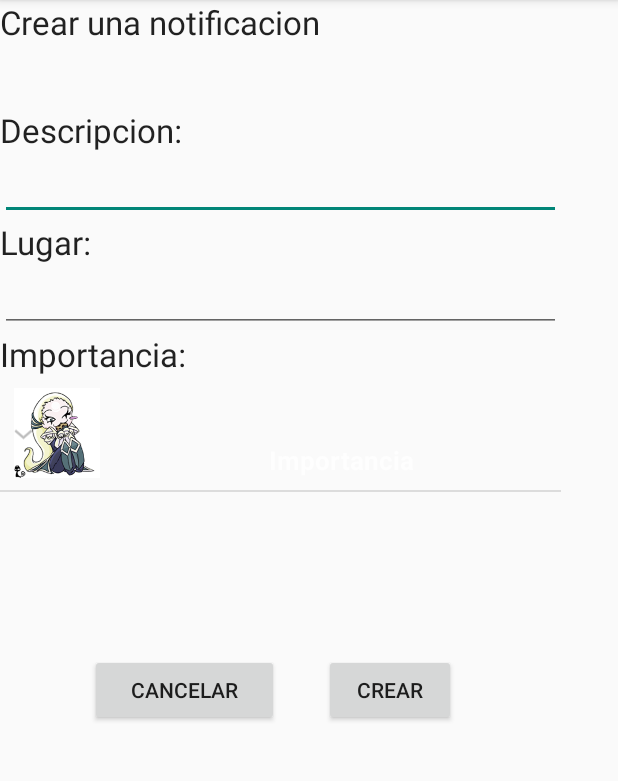
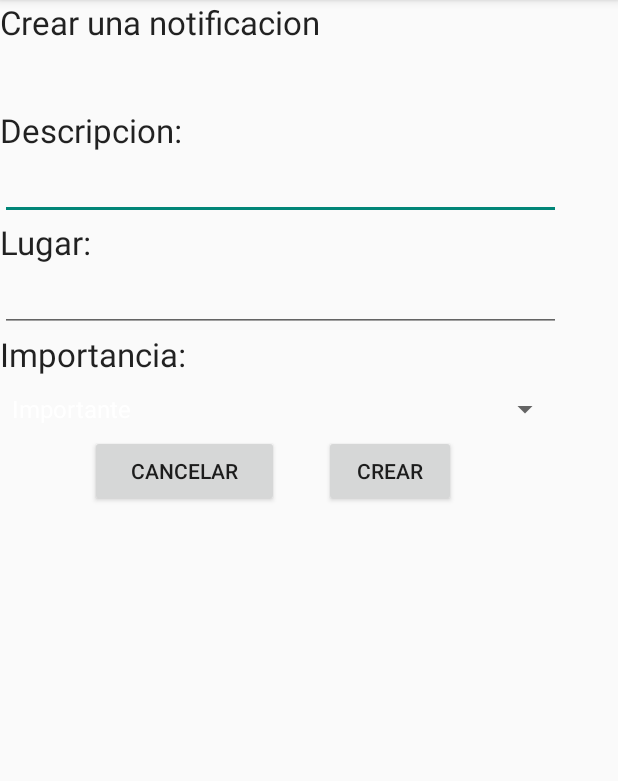
Before and after one commit to Universus/Universus, an Android app: the fragment NotificacionCrearFragment shown on its own in the app's theme, on a phone screen of 412 x 824 dp, the part 84-865 px from its top. Run offline under Robolectric (Android 15) with nearby library versions, the phone set to English and light mode, and no system bars.

Commit message:
Agregando Listeners para la creacion de Notificaciones

```diff
--- a/app/src/main/java/app/universus/AreaDeNotificacion/IconosImportanciaAdapter.java
+++ b/app/src/main/java/app/universus/AreaDeNotificacion/IconosImportanciaAdapter.java
@@ -58,12 +58,9 @@ public class IconosImportanciaAdapter extends BaseExpandableListAdapter {
 
             TextView descripcion = (TextView) convertView
                     .findViewById(R.id.elemento__descripcionr);
-
             descripcion.setText(hijo.getDescipcion());
-
             ImageView imagen = (ImageView) convertView
                     .findViewById(R.id.elemento__imagen);
-
             imagen.setImageResource(hijo.getPath());
             return convertView;
         }
@@ -98,16 +95,13 @@ public class IconosImportanciaAdapter extends BaseExpandableListAdapter {
                         .getSystemService(Context.LAYOUT_INFLATER_SERVICE);
                 convertView = infalInflater.inflate(R.layout.elemento_view, null);
             }
-
             TextView descriocion = (TextView) convertView
                     .findViewById(R.id.elemento__descripcionr);
             descriocion .setTypeface(null, Typeface.BOLD);
             descriocion .setText(padre.getDescipcion());
-
             ImageView imagen = (ImageView) convertView
                     .findViewById(R.id.elemento__imagen);
             imagen.setImageResource(padre.getPath());
-
             return convertView;
         }
 
--- a/app/src/main/java/app/universus/AreaDeNotificacion/Notificacion.java
+++ b/app/src/main/java/app/universus/AreaDeNotificacion/Notificacion.java
@@ -1,11 +1,19 @@
 package app.universus.AreaDeNotificacion;
 
 import android.graphics.Bitmap;
+import android.support.annotation.NonNull;
+
+import java.util.ArrayList;
+import java.util.Collection;
+import java.util.Iterator;
+import java.util.List;
+import java.util.ListIterator;
+
 import app.universus.com.universus.R;
 
 public class Notificacion {
-    public static final int IMPORTANTE = R.drawable.importante_icono;
-    public static final int ESTANDAR = R.drawable.estandar_icono;
+    public static final int IMPORTANTE = R.drawable.estandar_icono;
+    public static final int ESTANDAR = R.drawable.importante_icono;
     public static final int RECORDATORIO = R.drawable.recordatorio_icono;
 
 
@@ -36,4 +44,26 @@ public class Notificacion {
     public  String getLugar(){
         return lugar;
     }
+
+    public static List<String> getImportanciaEtiquetas(){
+        List<String> etiquetas = new ArrayList<>();
+        etiquetas.add("Importante");
+        etiquetas.add("Notificacion");
+        etiquetas.add("Sin importancia");
+
+        return etiquetas;
+    }
+
+    public static  int getImportanciaIcono(int posicion){
+        switch (posicion){
+            case 0:
+                return IMPORTANTE;
+            case 1:
+                return ESTANDAR;
+            case 2:
+                return RECORDATORIO;
+            default:
+                return RECORDATORIO;
+        }
+    }
 }
--- a/app/src/main/java/app/universus/Fragments/AlumnoPerfilFragment.java
+++ b/app/src/main/java/app/universus/Fragments/AlumnoPerfilFragment.java
@@ -23,6 +23,8 @@ public class AlumnoPerfilFragment extends Fragment{
     public View onCreateView(LayoutInflater inflater, ViewGroup container,
                              Bundle savedInstanceState) {
         View rootView = inflater.inflate(R.layout.alumno, container, false);
+        TextView nombre = (TextView) rootView.findViewById(R.id.profe);
+        nombre.setText(alumno.getAlias());
         return rootView;
     }
 
--- a/app/src/main/java/app/universus/Fragments/NotificacionCrearFragment.java
+++ b/app/src/main/java/app/universus/Fragments/NotificacionCrearFragment.java
@@ -1,15 +1,19 @@
 package app.universus.Fragments;
 
 import android.graphics.BitmapFactory;
+import android.graphics.Color;
 import android.os.Bundle;
 import android.support.v4.app.Fragment;
 import android.support.v4.app.FragmentManager;
 import android.view.LayoutInflater;
 import android.view.View;
 import android.view.ViewGroup;
+import android.widget.AdapterView;
+import android.widget.ArrayAdapter;
 import android.widget.Button;
 import android.widget.EditText;
 import android.widget.ExpandableListView;
+import android.widget.Spinner;
 import android.widget.TextView;
 import android.widget.Toast;
 
@@ -19,6 +23,8 @@ import java.util.ArrayList;
 import java.util.HashMap;
 import java.util.List;
 
+import javax.xml.parsers.FactoryConfigurationError;
+
 import app.universus.AreaDeNotificacion.IconosImportanciaAdapter;
 import app.universus.AreaDeNotificacion.Notificacion;
 import app.universus.Controllers.AlumnoController;
@@ -27,18 +33,14 @@ import app.universus.Drawer.Elemento;
 import app.universus.Models.*;
 import app.universus.com.universus.R;
 
-public class NotificacionCrearFragment extends Fragment implements View.OnClickListener{
+public class NotificacionCrearFragment extends Fragment implements View.OnClickListener, AdapterView.OnItemSelectedListener {
     public static final String ARG_ARTICLES_NUMBER = "articles_number";
     public static final String TITULO = "titulo";
 
-    private ExpandableListView expandableListViews;
-    private IconosImportanciaAdapter listAdapter;
-
-    private List<Elemento> padres;
-    private HashMap<String, List<Elemento>> opciones;
     View rootView;
     Usuario usuario;
     ViewGroup container;
+    int posicionSeleccion;
 
     public NotificacionCrearFragment() {
     }
@@ -49,31 +51,23 @@ public class NotificacionCrearFragment extends Fragment implements View.OnClickL
         rootView = inflater.inflate(R.layout.notificacion_create_fragment, container, false);
         this.container = container;
 
-        expandableListViews = (ExpandableListView) rootView.findViewById(R.id.notificacion_crear__importancia);
-        if (expandableListViews != null) {
-            agregaOpciones();
-            listAdapter = new IconosImportanciaAdapter(container.getContext(), padres, opciones);
-            expandableListViews.setAdapter(listAdapter);
-        }
+        Spinner spinner = (Spinner) rootView.findViewById(R.id.spinner);
+
+        spinner.setOnItemSelectedListener(this);
+
+        List<String> categories = Notificacion.getImportanciaEtiquetas();
+
+        ArrayAdapter<String> dataAdapter = new ArrayAdapter<String>(container.getContext(),
+                android.R.layout.simple_spinner_item, categories);
+
+        dataAdapter.setDropDownViewResource(android.R.layout.simple_spinner_dropdown_item);
+        spinner.setAdapter(dataAdapter);
 
         Button enviar = (Button) rootView.findViewById(R.id.notificacion_crear__enviar);
         enviar.setOnClickListener(this);
         return rootView;
     }
 
-    private void agregaOpciones(){
-        padres = new ArrayList<>();
-        opciones = new HashMap<>();
-
-        padres.add(new Elemento("Importancia", R.drawable.diana_1));
-
-        List<Elemento> lista = new ArrayList<Elemento>();
-        lista.add(new Elemento("Importante", Notificacion.IMPORTANTE));
-        lista.add(new Elemento("Recordatorio", Notificacion.RECORDATORIO));
-        lista.add(new Elemento("Estandar", Notificacion.ESTANDAR));
-
-        opciones.put(padres.get(0).getDescipcion(), lista);
-    }
 
     public void setUsuario(Usuario usuario){
         this.usuario = usuario;
@@ -109,9 +103,6 @@ public class NotificacionCrearFragment extends Fragment implements View.OnClickL
                     return;
                 }
                 else{
-                    ExpandableListView lista = (ExpandableListView) rootView.findViewById(
-                            R.id.notificacion_crear__importancia);
-                    Elemento elemento = (Elemento) lista.getSelectedItem();
                     EditText lugarEntrada = (EditText) rootView.findViewById(R.id.notificacion_crear__lugar);
                     String lugar;
                     if(lugarEntrada.getText() == null){
@@ -120,11 +111,9 @@ public class NotificacionCrearFragment extends Fragment implements View.OnClickL
                     else{
                         lugar = lugarEntrada.getText().toString();
                     }
-                    if(elemento == null)
-                        elemento = new Elemento("Prueba", Notificacion.ESTANDAR);
                     usuario.addNotificacion(new Notificacion(
-                            BitmapFactory.decodeResource(v.getResources(), R.drawable.diana_1),
-                            descripcion, elemento.getPath(), lugar
+                            BitmapFactory.decodeResource(rootView.getResources(), R.drawable.diana_1),
+                            descripcion, Notificacion.getImportanciaIcono(posicionSeleccion), lugar
                             ));
                     Toast.makeText(v.getContext(), "Notificacion enviada",
                             Toast.LENGTH_SHORT).show();
@@ -133,4 +122,14 @@ public class NotificacionCrearFragment extends Fragment implements View.OnClickL
                 break;
         }
     }
+
+    @Override
+    public void onItemSelected(AdapterView<?> parent, View view, int position, long id) {
+        posicionSeleccion = position;
+    }
+
+    @Override
+    public void onNothingSelected(AdapterView<?> parent) {
+        posicionSeleccion = 0;
+    }
 }
--- /dev/null
+++ b/app/src/main/java/app/universus/Models/Materia.java
@@ -0,0 +1,7 @@
+package app.universus.Models;
+
+public class Materia {
+    public Materia(){
+
+    }
+}
--- a/app/src/main/res/layout/notificacion_create_fragment.xml
+++ b/app/src/main/res/layout/notificacion_create_fragment.xml
@@ -1,23 +1,16 @@
 <?xml version="1.0" encoding="utf-8"?>
-<ScrollView
-    xmlns:android="http://schemas.android.com/apk/res/android"
-    android:layout_width="fill_parent"
-    android:layout_height="fill_parent"
-    android:orientation="vertical">
 
-
-    <LinearLayout
-        android:layout_width="wrap_content"
-        android:layout_height="match_parent"
-        android:orientation="vertical">
+<LinearLayout
+    android:layout_width="wrap_content"
+    android:layout_height="wrap_content"
+    android:orientation="vertical"
+    xmlns:android="http://schemas.android.com/apk/res/android">
         <TextView
             android:layout_width="match_parent"
             android:layout_height="72dp"
             android:textAppearance="?android:attr/textAppearanceLarge"
             android:text="Crear una notificacion"
-            android:id="@+id/textView"
-            android:layout_alignParentTop="true"
-            android:layout_centerHorizontal="true" />
+            android:id="@+id/textView" />
 
         <TextView
             android:layout_width="wrap_content"
@@ -25,8 +18,7 @@
             android:textAppearance="?android:attr/textAppearanceLarge"
             android:text="Descripcion: "
             android:id="@+id/textView2"
-            android:layout_below="@+id/textView"
-            android:layout_centerHorizontal="true" />
+            android:layout_below="@id/textView" />
 
         <EditText
             android:layout_width="374dp"
@@ -63,13 +55,15 @@
             android:layout_toLeftOf="@+id/textView2"
             android:layout_toStartOf="@+id/textView2" />
 
-        <ExpandableListView
-            android:id="@+id/notificacion_crear__importancia"
-            android:layout_width="match_parent"
-            android:layout_height="185dp"
-            android:layout_centerVertical="true"
-            android:layout_alignLeft="@+id/textView3"
-            android:layout_alignStart="@+id/textView3" />
+        <Spinner
+            android:layout_width="fill_parent"
+            android:layout_height="wrap_content"
+            android:layout_marginTop="10dip"
+            android:text="Importancia:"
+            android:id="@+id/spinner"
+            android:layout_marginBottom="5dp">
+
+        </Spinner>
 
         <RelativeLayout
             android:layout_width="match_parent"
@@ -100,5 +94,3 @@
         </RelativeLayout>
 
     </LinearLayout>
-
-</ScrollView>
```
